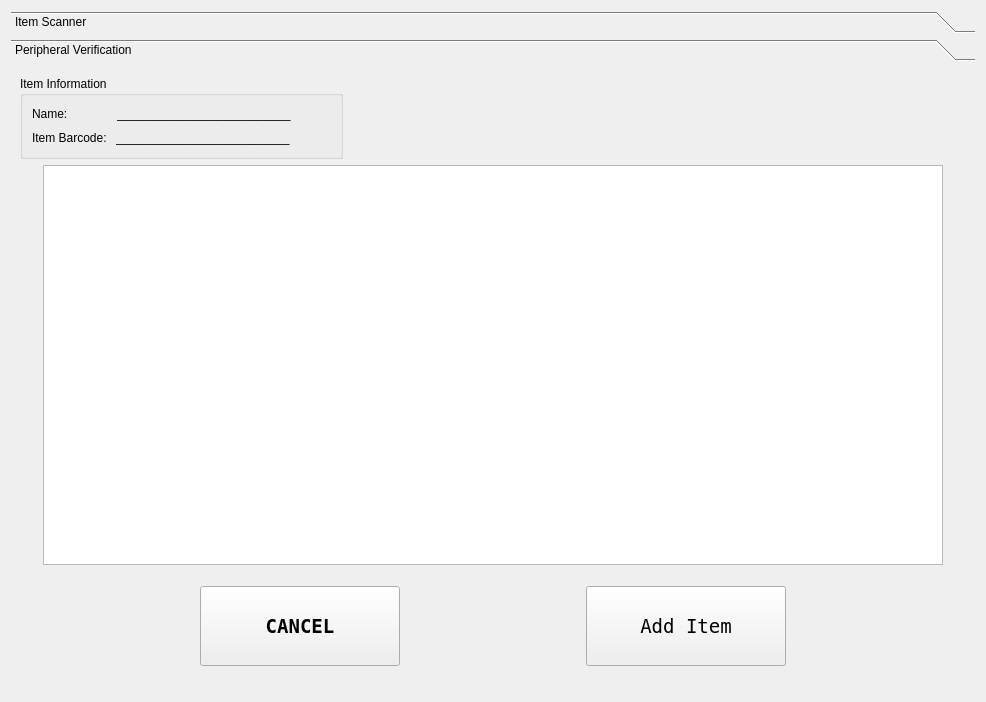
Before: the Qt Designer form QtInterface/windows/quickscanitem.ui in LSSUHDTeam/Equip-IT, drawn with Qt 5.
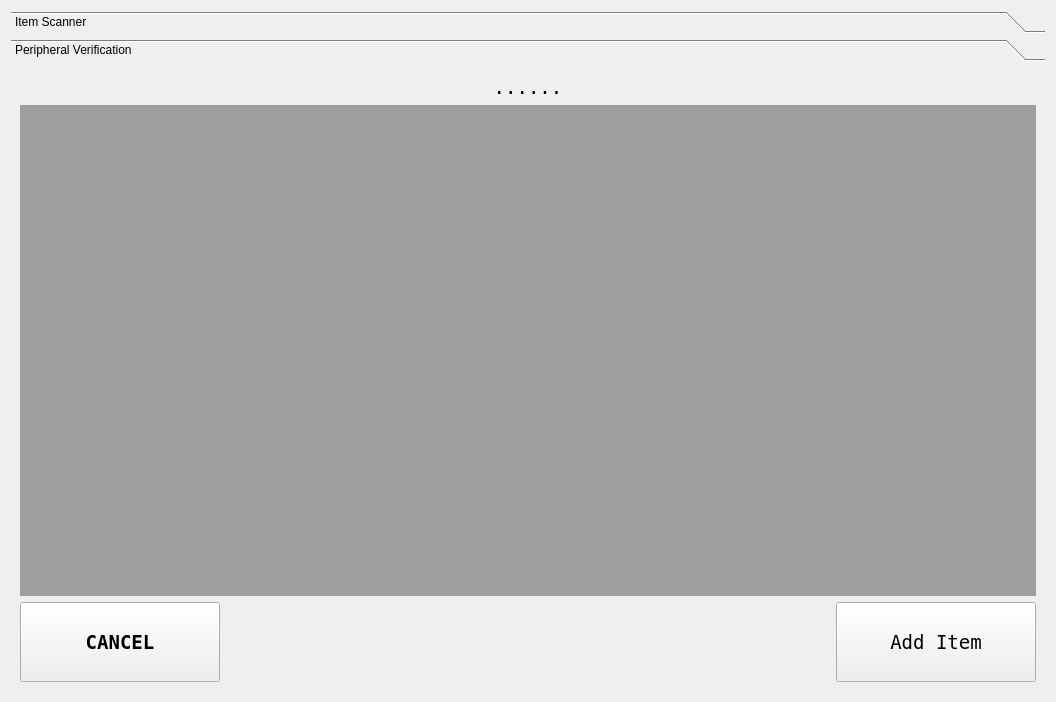
After: the same form once the commit is applied. The open tabs and pages were chosen to show the change.

What changed in the file:
```diff
--- a/QtInterface/windows/quickscanitem.ui
+++ b/QtInterface/windows/quickscanitem.ui
@@ -6,7 +6,7 @@
    <rect>
     <x>0</x>
     <y>0</y>
-    <width>986</width>
+    <width>1056</width>
     <height>702</height>
    </rect>
   </property>
@@ -266,167 +266,58 @@
        <rect>
         <x>0</x>
         <y>0</y>
-        <width>968</width>
+        <width>1038</width>
         <height>630</height>
        </rect>
       </property>
       <attribute name="label">
        <string>Peripheral Verification</string>
       </attribute>
-      <layout class="QVBoxLayout" name="verticalLayout_6">
+      <layout class="QVBoxLayout" name="verticalLayout_4">
        <item>
-        <layout class="QHBoxLayout" name="horizontalLayout_5">
-         <item>
-          <widget class="QGroupBox" name="groupBox">
-           <property name="minimumSize">
-            <size>
-             <width>312</width>
-             <height>83</height>
-            </size>
-           </property>
-           <property name="title">
-            <string>Item Information</string>
-           </property>
-           <layout class="QVBoxLayout" name="verticalLayout_4">
-            <item>
-             <layout class="QHBoxLayout" name="horizontalLayout_3">
-              <item>
-               <widget class="QLabel" name="label_3">
-                <property name="text">
-                 <string>Name:             </string>
-                </property>
-               </widget>
-              </item>
-              <item>
-               <widget class="QLabel" name="nameLabel">
-                <property name="text">
-                 <string>__________________________</string>
-                </property>
-               </widget>
-              </item>
-              <item>
-               <spacer name="horizontalSpacer_7">
-                <property name="orientation">
-                 <enum>Qt::Horizontal</enum>
-                </property>
-                <property name="sizeHint" stdset="0">
-                 <size>
-                  <width>40</width>
-                  <height>20</height>
-                 </size>
-                </property>
-               </spacer>
-              </item>
-             </layout>
-            </item>
-            <item>
-             <layout class="QHBoxLayout" name="horizontalLayout_4">
-              <item>
-               <widget class="QLabel" name="label_2">
-                <property name="text">
-                 <string>Item Barcode: </string>
-                </property>
-               </widget>
-              </item>
-              <item>
-               <widget class="QLabel" name="barcodeLabel">
-                <property name="text">
-                 <string>__________________________</string>
-                </property>
-               </widget>
-              </item>
-              <item>
-               <spacer name="horizontalSpacer_10">
-                <property name="orientation">
-                 <enum>Qt::Horizontal</enum>
-                </property>
-                <property name="sizeHint" stdset="0">
-                 <size>
-                  <width>40</width>
-                  <height>20</height>
-                 </size>
-                </property>
-               </spacer>
-              </item>
-             </layout>
-            </item>
-           </layout>
-          </widget>
-         </item>
-         <item>
-          <spacer name="horizontalSpacer_9">
-           <property name="orientation">
-            <enum>Qt::Horizontal</enum>
-           </property>
-           <property name="sizeHint" stdset="0">
-            <size>
-             <width>40</width>
-             <height>20</height>
-            </size>
-           </property>
-          </spacer>
-         </item>
-         <item>
-          <spacer name="horizontalSpacer_8">
-           <property name="orientation">
-            <enum>Qt::Horizontal</enum>
-           </property>
-           <property name="sizeHint" stdset="0">
-            <size>
-             <width>40</width>
-             <height>20</height>
-            </size>
-           </property>
-          </spacer>
-         </item>
-        </layout>
-       </item>
-       <item>
-        <spacer name="verticalSpacer_7">
-         <property name="orientation">
-          <enum>Qt::Vertical</enum>
+        <widget class="QLabel" name="itemNameDisplayLabel">
+         <property name="font">
+          <font>
+           <family>Terminal</family>
+           <pointsize>14</pointsize>
+          </font>
          </property>
-         <property name="sizeHint" stdset="0">
-          <size>
-           <width>20</width>
-           <height>40</height>
-          </size>
+         <property name="text">
+          <string>......</string>
          </property>
-        </spacer>
+         <property name="alignment">
+          <set>Qt::AlignCenter</set>
+         </property>
+        </widget>
        </item>
        <item>
-        <layout class="QHBoxLayout" name="horizontalLayout_7">
+        <widget class="QMdiArea" name="mdiArea"/>
+       </item>
+       <item>
+        <layout class="QHBoxLayout" name="horizontalLayout_3">
          <item>
-          <spacer name="horizontalSpacer_13">
-           <property name="orientation">
-            <enum>Qt::Horizontal</enum>
-           </property>
-           <property name="sizeHint" stdset="0">
+          <widget class="QPushButton" name="cancelButton">
+           <property name="minimumSize">
             <size>
-             <width>40</width>
-             <height>20</height>
+             <width>200</width>
+             <height>80</height>
             </size>
            </property>
-          </spacer>
-         </item>
-         <item>
-          <widget class="QTableWidget" name="periphralTable">
-           <property name="sizePolicy">
-            <sizepolicy hsizetype="Expanding" vsizetype="Maximum">
-             <horstretch>0</horstretch>
-             <verstretch>0</verstretch>
-            </sizepolicy>
+           <property name="font">
+            <font>
+             <family>Terminal</family>
+             <pointsize>14</pointsize>
+             <weight>75</weight>
+             <bold>true</bold>
+            </font>
            </property>
-           <property name="minimumSize">
-            <size>
-             <width>900</width>
-             <height>400</height>
-            </size>
+           <property name="text">
+            <string>CANCEL</string>
            </property>
           </widget>
          </item>
          <item>
-          <spacer name="horizontalSpacer_14">
+          <spacer name="horizontalSpacer_5">
            <property name="orientation">
             <enum>Qt::Horizontal</enum>
            </property>
@@ -438,118 +329,24 @@
            </property>
           </spacer>
          </item>
-        </layout>
-       </item>
-       <item>
-        <layout class="QVBoxLayout" name="verticalLayout_5">
          <item>
-          <spacer name="verticalSpacer_6">
-           <property name="orientation">
-            <enum>Qt::Vertical</enum>
-           </property>
-           <property name="sizeHint" stdset="0">
+          <widget class="QPushButton" name="addItemConfirmation">
+           <property name="minimumSize">
             <size>
-             <width>20</width>
-             <height>40</height>
+             <width>200</width>
+             <height>80</height>
             </size>
            </property>
-          </spacer>
-         </item>
-         <item>
-          <layout class="QHBoxLayout" name="horizontalLayout_6">
-           <item>
-            <spacer name="horizontalSpacer_15">
-             <property name="orientation">
-              <enum>Qt::Horizontal</enum>
-             </property>
-             <property name="sizeHint" stdset="0">
-              <size>
-               <width>40</width>
-               <height>20</height>
-              </size>
-             </property>
-            </spacer>
-           </item>
-           <item>
-            <widget class="QPushButton" name="cancelButton">
-             <property name="minimumSize">
-              <size>
-               <width>200</width>
-               <height>80</height>
-              </size>
-             </property>
-             <property name="font">
-              <font>
-               <family>Terminal</family>
-               <pointsize>14</pointsize>
-               <weight>75</weight>
-               <bold>true</bold>
-              </font>
-             </property>
-             <property name="text">
-              <string>CANCEL</string>
-             </property>
-            </widget>
-           </item>
-           <item>
-            <spacer name="horizontalSpacer_5">
-             <property name="orientation">
-              <enum>Qt::Horizontal</enum>
-             </property>
-             <property name="sizeHint" stdset="0">
-              <size>
-               <width>40</width>
-               <height>20</height>
-              </size>
-             </property>
-            </spacer>
-           </item>
-           <item>
-            <widget class="QPushButton" name="addItemConfirmation">
-             <property name="minimumSize">
-              <size>
-               <width>200</width>
-               <height>80</height>
-              </size>
-             </property>
-             <property name="font">
-              <font>
-               <family>Terminal</family>
-               <pointsize>14</pointsize>
-              </font>
-             </property>
-             <property name="text">
-              <string>Add Item</string>
-             </property>
-            </widget>
-           </item>
-           <item>
-            <spacer name="horizontalSpacer_16">
-             <property name="orientation">
-              <enum>Qt::Horizontal</enum>
-             </property>
-             <property name="sizeHint" stdset="0">
-              <size>
-               <width>40</width>
-               <height>20</height>
-              </size>
-             </property>
-            </spacer>
-           </item>
-          </layout>
-         </item>
-         <item>
-          <spacer name="verticalSpacer_10">
-           <property name="orientation">
-            <enum>Qt::Vertical</enum>
+           <property name="font">
+            <font>
+             <family>Terminal</family>
+             <pointsize>14</pointsize>
+            </font>
            </property>
-           <property name="sizeHint" stdset="0">
-            <size>
-             <width>20</width>
-             <height>40</height>
-            </size>
+           <property name="text">
+            <string>Add Item</string>
            </property>
-          </spacer>
+          </widget>
          </item>
         </layout>
        </item>
```
Left out of the diff: 38 changed lines with no effect on the pictures.
